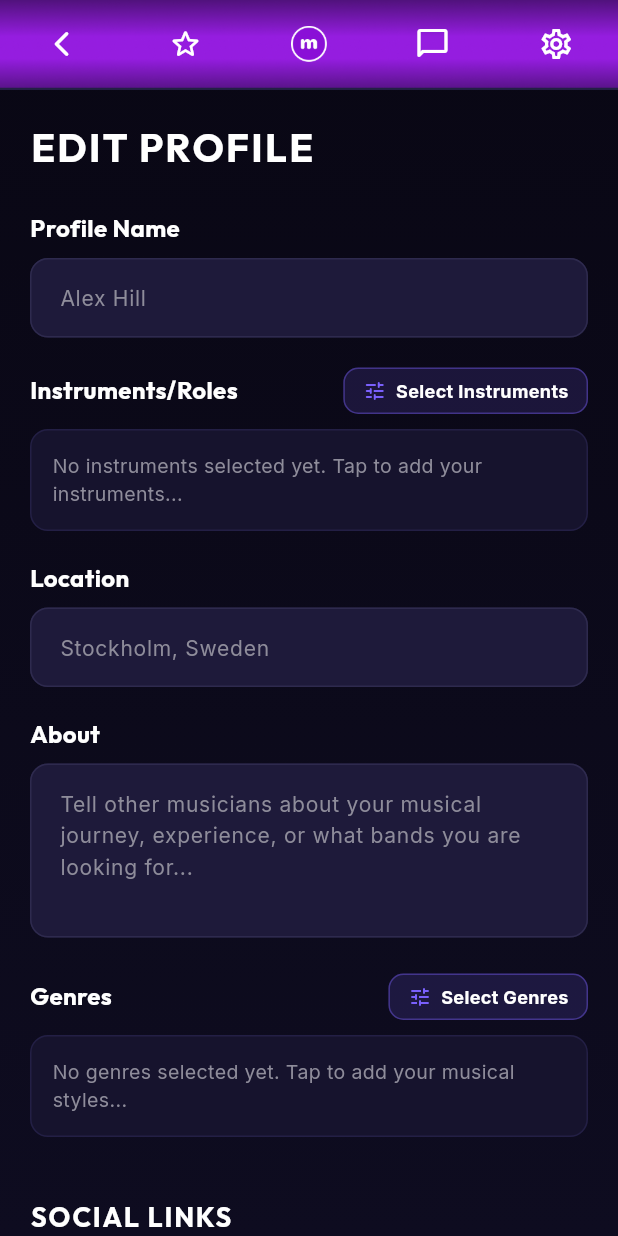
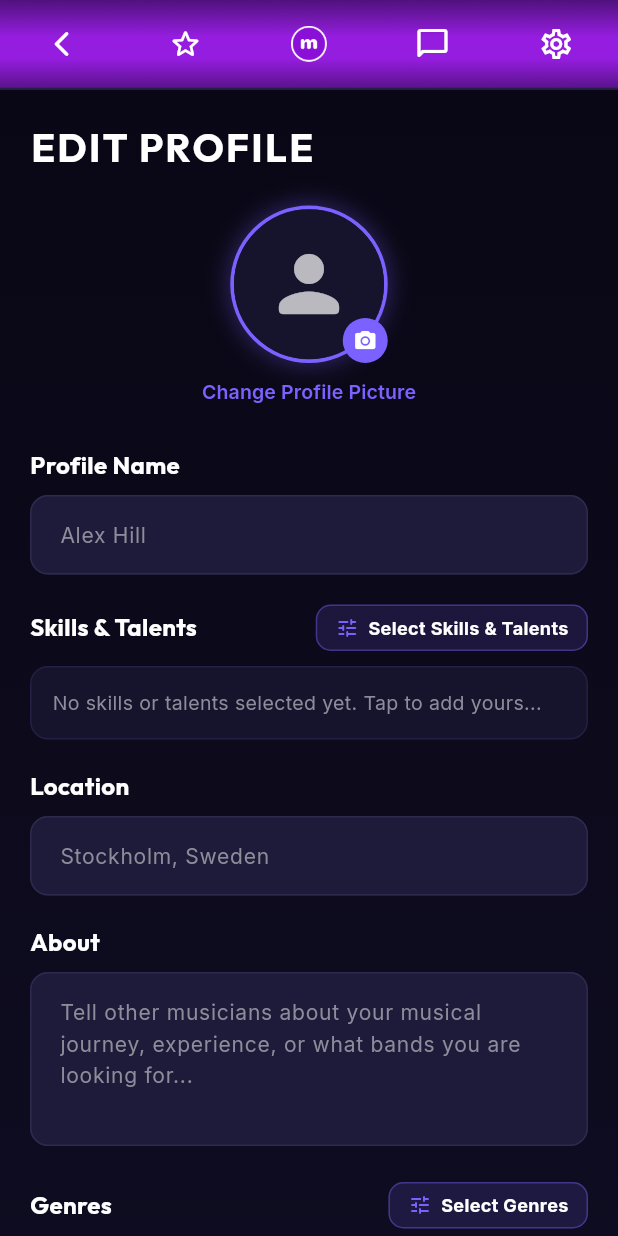
Before and after one commit to Drakblod/MusiciansFlutter, a Flutter app: the EditProfileScreen screen opened by its route, on a phone screen of 412 x 824 dp. Run offline on Flutter 3.47's test engine with Material 3 defaults, Android fonts, the phone set to English and light mode, and no system bars; our stand-ins replace audioplayers, file_picker, firebase_auth, firebase_core, firebase_database, firebase_messaging and 5 more; accounts and stored records are empty.

Commit message:
v1.81: Edit profile picture upload, main skills max 3, and secondary skills list

```diff
--- a/lib/views/edit_profile_screen.dart
+++ b/lib/views/edit_profile_screen.dart
@@ -28,9 +28,12 @@ class _EditProfileScreenState extends State<EditProfileScreen> {
   final _youtubeController = TextEditingController();
 
   List<String> _selectedInstruments = [];
-  String? _mainInstrument;
+  List<String> _mainSkills = [];
   List<String> _selectedGenres = [];
   bool _isSaving = false;
+
+  String? _profilePictureUrl;
+  bool _isUploadingProfilePic = false;
 
   String? _audioSnippetUrl;
   String? _pickedAudioFileName;
@@ -229,17 +232,16 @@ class _EditProfileScreenState extends State<EditProfileScreen> {
   Future<void> _openInstrumentPicker() async {
     final result = await SearchableCategoryMultiSelectSheet.show(
       context: context,
-      title: 'Select Instruments',
+      title: 'Select Skills & Talents',
       categoryMap: _instrumentCategoryMap,
       initialSelected: _selectedInstruments,
     );
     if (result != null) {
       setState(() {
         _selectedInstruments = result;
-        if (_mainInstrument != null && !_selectedInstruments.contains(_mainInstrument)) {
-          _mainInstrument = _selectedInstruments.isNotEmpty ? _selectedInstruments.first : null;
-        } else if (_mainInstrument == null && _selectedInstruments.isNotEmpty) {
-          _mainInstrument = _selectedInstruments.first;
+        _mainSkills.removeWhere((skill) => !_selectedInstruments.contains(skill));
+        if (_mainSkills.isEmpty && _selectedInstruments.isNotEmpty) {
+          _mainSkills = [_selectedInstruments.first];
         }
       });
     }
@@ -274,6 +276,7 @@ class _EditProfileScreenState extends State<EditProfileScreen> {
       _aboutController.text = user.about ?? '';
       _spotifyController.text = user.spotifyUrl ?? '';
       _youtubeController.text = user.youtubeUrl ?? '';
+      _profilePictureUrl = user.profilePictureUrl;
       _audioSnippetUrl = user.audioSnippetUrl;
       if (user.audioSnippetUrl != null) {
         // extract file name or use a default label
@@ -291,11 +294,20 @@ class _EditProfileScreenState extends State<EditProfileScreen> {
       if (role.isNotEmpty && !_selectedInstruments.contains(role)) {
         _selectedInstruments.add(role);
       }
+
+      // Parse Main Skills from user.mainInstrument
+      if (user.mainInstrument != null && user.mainInstrument!.isNotEmpty) {
+        final parsed = user.mainInstrument!.split(',').map((e) => e.trim()).where((e) => e.isNotEmpty).toList();
+        _mainSkills = parsed.where((item) => _selectedInstruments.contains(item)).take(3).toList();
+      }
+      if (_mainSkills.isEmpty && _selectedInstruments.isNotEmpty) {
+        _mainSkills = [_selectedInstruments.first];
+      }
+
       _selectedGenres = List<String>.from(user.genres);
       _selectedCollabRoles = List<String>.from(user.collabRoles);
       _collabRemote = user.collabRemote;
       _collabBioController.text = user.collabBio ?? '';
-      _mainInstrument = user.mainInstrument;
     }
   }
 
@@ -390,6 +402,94 @@ class _EditProfileScreenState extends State<EditProfileScreen> {
     }
   }
 
+  Future<void> _pickAndUploadProfilePicture() async {
+    try {
+      final result = await FilePicker.platform.pickFiles(
+        type: FileType.image,
+        withData: true,
+      );
+
+      if (result != null && result.files.isNotEmpty) {
+        final file = result.files.single;
+        Uint8List? bytes = file.bytes;
+        if (bytes == null && file.path != null && file.path!.isNotEmpty) {
+          try {
+            final f = File(file.path!);
+            if (await f.exists()) {
+              bytes = await f.readAsBytes();
+            }
+          } catch (e) {
+            debugPrint("Could not read image bytes from path: $e");
+          }
+        }
+
+        setState(() {
+          _isUploadingProfilePic = true;
+        });
+
+        final appState = Provider.of<AppState>(context, listen: false);
+        final userId = appState.currentUserProfile?.userId;
+        if (userId == null) {
+          throw Exception("User is not logged in");
+        }
+
+        final url = await appState.firebaseService.uploadProfilePictureAsync(
+          userId,
+          bytes,
+          file.path,
+        );
+
+        setState(() {
+          _profilePictureUrl = url;
+        });
+
+        if (mounted) {
+          ScaffoldMessenger.of(context).showSnackBar(
+            const SnackBar(
+              content: Text('Profile picture updated!'),
+              backgroundColor: AppTheme.success,
+            ),
+          );
+        }
+      }
+    } catch (e) {
+      if (mounted) {
+        ScaffoldMessenger.of(context).showSnackBar(
+          SnackBar(
+            content: Text('Failed to upload profile picture: $e'),
+            backgroundColor: AppTheme.danger,
+          ),
+        );
+      }
+    } finally {
+      if (mounted) {
+        setState(() {
+          _isUploadingProfilePic = false;
+        });
+      }
+    }
+  }
+
+  void _toggleMainSkill(String skill) {
+    setState(() {
+      if (_mainSkills.contains(skill)) {
+        _mainSkills.remove(skill);
+      } else {
+        if (_mainSkills.length >= 3) {
+          ScaffoldMessenger.of(context).showSnackBar(
+            const SnackBar(
+              content: Text('You can select a maximum of 3 Main Skills'),
+              backgroundColor: AppTheme.warning,
+              duration: Duration(seconds: 2),
+            ),
+          );
+        } else {
+          _mainSkills.add(skill);
+        }
+      }
+    });
+  }
+
   void _toggleGenre(String genre) {
     setState(() {
       if (_selectedGenres.contains(genre)) {
@@ -404,13 +504,14 @@ class _EditProfileScreenState extends State<EditProfileScreen> {
     setState(() {
       if (_selectedInstruments.contains(instrument)) {
         _selectedInstruments.remove(instrument);
-        if (_mainInstrument == instrument) {
-          _mainInstrument = null;
+        _mainSkills.remove(instrument);
+        if (_mainSkills.isEmpty && _selectedInstruments.isNotEmpty) {
+          _mainSkills = [_selectedInstruments.first];
         }
       } else {
         _selectedInstruments.add(instrument);
-        if (_mainInstrument == null) {
-          _mainInstrument = instrument;
+        if (_mainSkills.length < 3) {
+          _mainSkills.add(instrument);
         }
       }
     });
@@ -438,10 +539,10 @@ class _EditProfileScreenState extends State<EditProfileScreen> {
           userId: user.userId,
           nickname: user.nickname,
           displayName: _nameController.text.trim(),
-          userType: _selectedInstruments.isNotEmpty ? _selectedInstruments.first : 'Electric Guitar',
+          userType: _mainSkills.isNotEmpty ? _mainSkills.first : (_selectedInstruments.isNotEmpty ? _selectedInstruments.first : 'Electric Guitar'),
           location: _locationController.text.trim(),
           about: _aboutController.text.trim(),
-          profilePictureUrl: user.profilePictureUrl,
+          profilePictureUrl: _profilePictureUrl,
           genres: _selectedGenres,
           instruments: _selectedInstruments,
           spotifyUrl: _spotifyController.text.trim().isEmpty ? null : _spotifyController.text.trim(),
@@ -450,7 +551,7 @@ class _EditProfileScreenState extends State<EditProfileScreen> {
           collabRoles: _selectedCollabRoles,
           collabRemote: _collabRemote,
           collabBio: _collabBioController.text.trim().isEmpty ? null : _collabBioController.text.trim(),
-          mainInstrument: _selectedInstruments.contains(_mainInstrument) ? _mainInstrument : (_selectedInstruments.isNotEmpty ? _selectedInstruments.first : null),
+          mainInstrument: _mainSkills.isNotEmpty ? _mainSkills.join(', ') : (_selectedInstruments.isNotEmpty ? _selectedInstruments.first : null),
         );
 
         await appState.firebaseService.saveUserProfileAsync(user.userId ?? '', updatedProfile);
@@ -505,6 +606,95 @@ class _EditProfileScreenState extends State<EditProfileScreen> {
                   letterSpacing: 1.5,
                 ),
               ),
+              const SizedBox(height: 20),
+
+              // Profile Picture Avatar Header
+              Center(
+                child: Column(
+                  children: [
+                    Stack(
+                      children: [
+                        GestureDetector(
+                          onTap: _pickAndUploadProfilePicture,
+                          child: Container(
+                            width: 105,
+                            height: 105,
+                            decoration: BoxDecoration(
+                              shape: BoxShape.circle,
+                              border: Border.all(color: AppTheme.primaryAccent, width: 2.5),
+                              boxShadow: [
+                                BoxShadow(
+                                  color: AppTheme.primaryAccent.withOpacity(0.3),
+                                  blurRadius: 12,
+                                  spreadRadius: 2,
+                                ),
+                              ],
+                            ),
+                            child: ClipOval(
+                              child: _isUploadingProfilePic
+                                  ? const Center(child: CircularProgressIndicator(color: AppTheme.primaryAccent))
+                                  : _profilePictureUrl != null && _profilePictureUrl!.isNotEmpty
+                                      ? Image.network(
+                                          _profilePictureUrl!,
+                                          fit: BoxFit.cover,
+                                          errorBuilder: (ctx, err, stack) => const Icon(
+                                            Icons.person_rounded,
+                                            size: 60,
+                                            color: Colors.white70,
+                                          ),
+                                        )
+                                      : Container(
+                                          color: AppTheme.cardBackground,
+                                          child: const Icon(
+                                            Icons.person_rounded,
+                                            size: 60,
+                                            color: Colors.white70,
+                                          ),
+                                        ),
+                            ),
+                          ),
+                        ),
+                        Positioned(
+                          bottom: 0,
+                          right: 0,
+                          child: GestureDetector(
+                            onTap: _pickAndUploadProfilePicture,
+                            child: Container(
+                              padding: const EdgeInsets.all(7),
+                              decoration: const BoxDecoration(
+                                color: AppTheme.primaryAccent,
+                                shape: BoxShape.circle,
+                              ),
+                              child: const Icon(
+                                Icons.camera_alt_rounded,
+                                color: Colors.white,
+                                size: 16,
+                              ),
+                            ),
+                          ),
+                        ),
+                      ],
+                    ),
+                    const SizedBox(height: 6),
+                    TextButton(
+                      onPressed: _pickAndUploadProfilePicture,
+                      style: TextButton.styleFrom(
+                        padding: const EdgeInsets.symmetric(horizontal: 12, vertical: 4),
+                        minimumSize: Size.zero,
+                        tapTargetSize: MaterialTapTargetSize.shrinkWrap,
+                      ),
+                      child: Text(
+                        _profilePictureUrl != null ? 'Change Profile Picture' : 'Upload Profile Picture',
+                        style: GoogleFonts.inter(
+                          color: AppTheme.primaryAccent,
+                          fontSize: 13,
+                          fontWeight: FontWeight.w600,
+                        ),
+                      ),
+                    ),
+                  ],
+                ),
+              ),
               const SizedBox(height: 24),
               // Profile Name
               Text(
@@ -527,12 +717,12 @@ class _EditProfileScreenState extends State<EditProfileScreen> {
               ),
               const SizedBox(height: 20),
 
-              // Instruments Selection
+              // Skills & Talents Selection
               Row(
                 mainAxisAlignment: MainAxisAlignment.spaceBetween,
                 children: [
                   Text(
-                    'Instruments/Roles',
+                    'Skills & Talents',
                     style: GoogleFonts.outfit(fontSize: 16, fontWeight: FontWeight.bold, color: Colors.white),
                   ),
                   AnimatedTapDetector(
@@ -550,7 +740,7 @@ class _EditProfileScreenState extends State<EditProfileScreen> {
                           const Icon(Icons.tune_rounded, color: AppTheme.primaryAccent, size: 16),
                           const SizedBox(width: 6),
                           Text(
-                            _selectedInstruments.isEmpty ? 'Select Instruments' : 'Edit (${_selectedInstruments.length})',
+                            _selectedInstruments.isEmpty ? 'Select Skills & Talents' : 'Edit (${_selectedInstruments.length})',
                             style: GoogleFonts.inter(
                               color: Colors.white,
                               fontSize: 12,
@@ -576,7 +766,7 @@ class _EditProfileScreenState extends State<EditProfileScreen> {
                       border: Border.all(color: const Color(0xFF231F45)),
                     ),
                     child: Text(
-                      'No instruments selected yet. Tap to add your instruments...',
+                      'No skills or talents selected yet. Tap to add yours...',
                       style: GoogleFonts.inter(fontSize: 13, color: AppTheme.textSecondary),
                     ),
                   ),
@@ -604,49 +794,100 @@ class _EditProfileScreenState extends State<EditProfileScreen> {
                 ),
               const SizedBox(height: 20),
 
-              // Main Instrument Selector
+              // Main Skills (Max 3) & Secondary Skills Selection
               if (_selectedInstruments.isNotEmpty) ...[
                 Text(
-                  'Main Instrument / Role',
+                  'Main Skills (Select up to 3)',
                   style: GoogleFonts.outfit(
                     fontSize: 16,
                     fontWeight: FontWeight.bold,
                     color: Colors.white,
                   ),
                 ),
-                const SizedBox(height: 8),
-                Container(
-                  padding: const EdgeInsets.symmetric(horizontal: 16),
-                  decoration: BoxDecoration(
-                    color: AppTheme.cardBackground,
-                    borderRadius: BorderRadius.circular(12),
-                    border: Border.all(color: const Color(0xFF2E2A4E), width: 1),
+                const SizedBox(height: 4),
+                Text(
+                  'Tap to select your top 3 main skills/talents from your list above.',
+                  style: GoogleFonts.inter(fontSize: 12, color: AppTheme.textSecondary),
                 ),
-                  child: Theme(
-                    data: Theme.of(context).copyWith(
-                      canvasColor: const Color(0xFF1E1A3A),
+                const SizedBox(height: 10),
+                Wrap(
+                  spacing: 8,
+                  runSpacing: 8,
+                  children: _selectedInstruments.map((skill) {
+                    final isMain = _mainSkills.contains(skill);
+                    return FilterChip(
+                      label: Text(skill),
+                      selected: isMain,
+                      onSelected: (_) => _toggleMainSkill(skill),
+                      selectedColor: AppTheme.primaryAccent,
+                      backgroundColor: AppTheme.cardBackground,
+                      checkmarkColor: Colors.white,
+                      labelStyle: GoogleFonts.inter(
+                        fontSize: 12,
+                        fontWeight: isMain ? FontWeight.bold : FontWeight.normal,
+                        color: Colors.white,
                       ),
-                    child: DropdownButtonHideUnderline(
-                      child: DropdownButton<String>(
-                        value: _selectedInstruments.contains(_mainInstrument) ? _mainInstrument : _selectedInstruments.first,
-                        isExpanded: true,
-                        icon: const Icon(Icons.arrow_drop_down_rounded, color: AppTheme.primaryAccent, size: 30),
-                        dropdownColor: const Color(0xFF0F0C20),
-                        style: GoogleFonts.inter(color: Colors.white, fontSize: 14),
-                        onChanged: (String? newValue) {
-                          setState(() {
-                            _mainInstrument = newValue;
-                          });
-                        },
-                        items: _selectedInstruments.map<DropdownMenuItem<String>>((String value) {
-                          return DropdownMenuItem<String>(
-                            value: value,
-                            child: Text(value),
+                      shape: RoundedRectangleBorder(borderRadius: BorderRadius.circular(8)),
+                      side: BorderSide(
+                        color: isMain ? AppTheme.primaryAccent : const Color(0xFF2E2A4E),
+                      ),
                     );
                   }).toList(),
                 ),
+                const SizedBox(height: 20),
+
+                // Secondary Skills
+                Text(
+                  'Secondary Skills',
+                  style: GoogleFonts.outfit(
+                    fontSize: 16,
+                    fontWeight: FontWeight.bold,
+                    color: Colors.white,
                   ),
                 ),
+                const SizedBox(height: 4),
+                Text(
+                  'Remaining skills automatically listed as secondary skills.',
+                  style: GoogleFonts.inter(fontSize: 12, color: AppTheme.textSecondary),
+                ),
+                const SizedBox(height: 10),
+                Builder(
+                  builder: (context) {
+                    final secondarySkills = _selectedInstruments
+                        .where((skill) => !_mainSkills.contains(skill))
+                        .toList();
+                    if (secondarySkills.isEmpty) {
+                      return Container(
+                        width: double.infinity,
+                        padding: const EdgeInsets.all(12),
+                        decoration: BoxDecoration(
+                          color: AppTheme.cardBackground,
+                          borderRadius: BorderRadius.circular(10),
+                          border: Border.all(color: const Color(0xFF231F45)),
+                        ),
+                        child: Text(
+                          'All selected skills are assigned as Main Skills.',
+                          style: GoogleFonts.inter(fontSize: 12, color: AppTheme.textMuted),
+                        ),
+                      );
+                    }
+                    return Wrap(
+                      spacing: 8,
+                      runSpacing: 8,
+                      children: secondarySkills.map((skill) {
+                        return Chip(
+                          label: Text(skill),
+                          backgroundColor: const Color(0xFF1E1A3A),
+                          labelStyle: GoogleFonts.inter(
+                            fontSize: 12,
+                            color: Colors.white70,
+                          ),
+                          shape: RoundedRectangleBorder(borderRadius: BorderRadius.circular(8)),
+                          side: const BorderSide(color: Color(0xFF2E2A4E)),
+                        );
+                      }).toList(),
+                    );
+                  },
                 ),
                 const SizedBox(height: 20),
               ],
@@ -939,103 +1180,7 @@ class _EditProfileScreenState extends State<EditProfileScreen> {
                             ),
                           ),
               ),
-              // Collabs Section
               const SizedBox(height: 30),
-              Text(
-                'COLLABORATION SETTINGS',
-                style: GoogleFonts.outfit(
-                  fontSize: 18,
-                  fontWeight: FontWeight.bold,
-                  color: AppTheme.primaryAccent,
-                  letterSpacing: 1.2,
-                ),
-              ),
-              const SizedBox(height: 16),
-
-              // Collab Roles Checkboxes
-              Text(
-                'Collaboration Roles',
-                style: GoogleFonts.outfit(fontSize: 16, fontWeight: FontWeight.bold, color: Colors.white),
-              ),
-              const SizedBox(height: 8),
-              Wrap(
-                spacing: 8,
-                runSpacing: 8,
-                children: ['Songwriter', 'Producer', 'Engineer'].map((role) {
-                  final key = role.toLowerCase();
-                  final isSelected = _selectedCollabRoles.contains(key);
-                  return ChoiceChip(
-                    label: Text(role),
-                    selected: isSelected,
-                    onSelected: (val) {
-                      setState(() {
-                        if (val) {
-                          _selectedCollabRoles.add(key);
-                        } else {
-                          _selectedCollabRoles.remove(key);
-                        }
-                      });
-                    },
-                    selectedColor: AppTheme.primaryAccent,
-                    backgroundColor: AppTheme.cardBackground,
-                    labelStyle: GoogleFonts.inter(
-                      fontSize: 12,
-                      fontWeight: isSelected ? FontWeight.bold : FontWeight.normal,
-                      color: Colors.white,
-                    ),
-                    shape: RoundedRectangleBorder(borderRadius: BorderRadius.circular(10)),
-                    side: BorderSide(color: isSelected ? AppTheme.primaryAccent : const Color(0xFF2E2A4E)),
-                  );
-                }).toList(),
-              ),
-              const SizedBox(height: 20),
-
-              // Remote Switch
-              Row(
-                mainAxisAlignment: MainAxisAlignment.spaceBetween,
-                children: [
-                  Column(
-                    crossAxisAlignment: CrossAxisAlignment.start,
-                    children: [
-                      Text(
-                        'Remote Collaboration',
-                        style: GoogleFonts.outfit(fontSize: 16, fontWeight: FontWeight.bold, color: Colors.white),
-                      ),
-                      const SizedBox(height: 4),
-                      Text(
-                        'Are you available for remote work?',
-                        style: GoogleFonts.inter(fontSize: 12, color: AppTheme.textSecondary),
-                      ),
-                    ],
-                  ),
-                  Switch(
-                    value: _collabRemote,
-                    onChanged: (val) {
-                      setState(() {
-                        _collabRemote = val;
-                      });
-                    },
-                    activeColor: AppTheme.primaryAccent,
-                  ),
-                ],
-              ),
-              const SizedBox(height: 20),
-
-              // Collab Bio Description
-              Text(
-                'Collaboration Bio / Details',
-                style: GoogleFonts.outfit(fontSize: 16, fontWeight: FontWeight.bold, color: Colors.white),
-              ),
-              const SizedBox(height: 8),
-              TextFormField(
-                controller: _collabBioController,
-                maxLines: 3,
-                style: GoogleFonts.inter(color: Colors.white, fontSize: 14),
-                decoration: const InputDecoration(
-                  hintText: 'Share what gear you use, your songwriting process, or what you are looking for in collabs...',
-                ),
-              ),
-              const SizedBox(height: 40),
 
               // Save Button
               _isSaving
--- a/lib/views/home_screen.dart
+++ b/lib/views/home_screen.dart
@@ -365,7 +365,7 @@ class HomeScreen extends StatelessWidget {
               child: Padding(
                 padding: const EdgeInsets.only(bottom: 10, right: 10),
                 child: Text(
-                  '1.80',
+                  '1.81',
                   style: GoogleFonts.inter(
                     color: AppTheme.textSecondary.withOpacity(0.5),
                     fontSize: 12,
@@ -1117,7 +1117,7 @@ class _ExperimentalHomeViewContentState extends State<ExperimentalHomeViewConten
                               }
                             },
                             child: Text(
-                              '1.80',
+                              '1.81',
                               style: GoogleFonts.inter(
                                 color: AppTheme.textSecondary.withOpacity(0.5),
                                 fontSize: 12,
--- a/pubspec.yaml
+++ b/pubspec.yaml
@@ -16,7 +16,7 @@ publish_to: 'none' # Remove this line if you wish to publish to pub.dev
 # https://developer.apple.com/library/archive/documentation/General/Reference/InfoPlistKeyReference/Articles/CoreFoundationKeys.html
 # In Windows, build-name is used as the major, minor, and patch parts
 # of the product and file versions while build-number is used as the build suffix.
-version: 1.80.0+80
+version: 1.81.0+81
 
 environment:
   sdk: ^3.9.0
```
Also changed, not shown: lib/services/firebase_service.dart (+25 -0 lines). Lines whose indentation alone changed are shown as unchanged.
